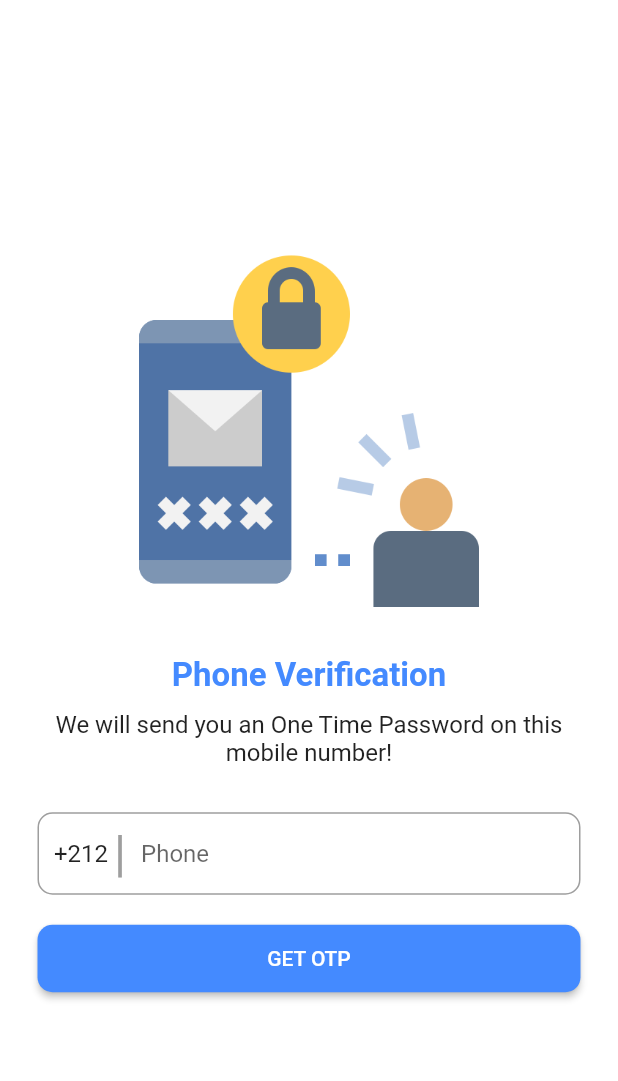
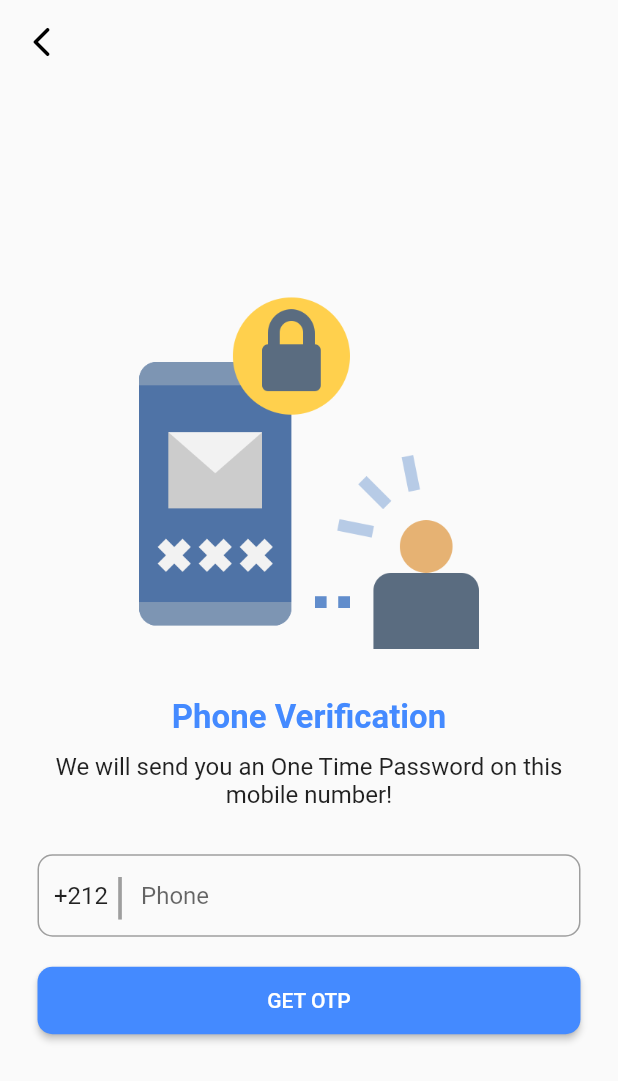
Before and after one commit to NanaaOsakii/verification_otp, a Flutter app: the MyLocation screen opened by its route, after a tap on the "arrow back ios" icon, on a phone screen of 412 x 824 dp. Shown: the top 1081 px of the screen. Run offline on Flutter 3.47's test engine with Material 2 defaults, Android fonts, the light colour scheme and no system bars; our stand-ins replace animated_text_kit, firebase_auth, firebase_core, geocoding, geolocator, pinput; accounts and stored records are empty.

Commit message:
new file added

```diff
--- a/lib/location.dart
+++ b/lib/location.dart
@@ -15,10 +15,8 @@ class MyLocation extends StatefulWidget {
 }
 
 class _MyLocationState extends State<MyLocation> {
-  String? _currentAddress;
-  Position? _currentPosition;
   TextEditingController countryController = TextEditingController();
-  String location ='Null, Press Button';
+  String location ='';
   String Address = '';
   Future<Position> _getGeoLocationPosition() async {
     bool serviceEnabled;
@@ -57,24 +55,12 @@ class _MyLocationState extends State<MyLocation> {
     List<Placemark> placemarks = await placemarkFromCoordinates(position.latitude, position.longitude);
     print(placemarks);
     Placemark place = placemarks[0];
-    ' ${place.postalCode}, ${place.country}';
+    Address = '${place.subLocality}, ${place.locality}, ${place.postalCode}, ${place.country}';
     setState(()  {
     });
   }
 
-  Future<void> _getAddressFromLatLng(Position position) async {
-    await placemarkFromCoordinates(
-        _currentPosition!.latitude, _currentPosition!.longitude)
-        .then((List<Placemark> placemarks) {
-      Placemark place = placemarks[0];
-      setState(() {
-        _currentAddress =
-        ' ${place.postalCode}, ${place.country}';
-      });
-    }).catchError((e) {
-      debugPrint(e);
-    });
-  }
+
   @override
   Widget build(BuildContext context) {
 
@@ -99,7 +85,7 @@ class _MyLocationState extends State<MyLocation> {
       ),
 
       body: Container(
-        margin: EdgeInsets.only(left: 2, right: 2),
+        margin: EdgeInsets.only(left: 10, right: 10),
         alignment: Alignment.center,
         child: SingleChildScrollView(
           child: Column(
@@ -120,12 +106,12 @@ class _MyLocationState extends State<MyLocation> {
               SizedBox(
                 height: 30,
               ),
-
+              const SizedBox(height: 20),
               Container(
                 height: 55,
                 decoration: BoxDecoration(
 
-                    border: Border.all(width: 1, color: Colors.grey),
+                    border: Border.all(width: 1, color: Colors.black),
                     borderRadius: BorderRadius.circular(10)),
                 child: Row(
                   mainAxisAlignment: MainAxisAlignment.center,
@@ -145,7 +131,11 @@ class _MyLocationState extends State<MyLocation> {
                       ),
                     ),
 
-                    Text('${Address}'),
+                    Text('${Address}', style: TextStyle(color: Colors.black),),
+                    const SizedBox(height: 32),
+                    SizedBox(
+                      width: 10,
+                    ),
 
 
 
@@ -153,11 +143,13 @@ class _MyLocationState extends State<MyLocation> {
                 ),
               ),
 
+
+              const SizedBox(height: 20),
               Container(
 
                 height: 55,
                 decoration: BoxDecoration(
-                    border: Border.all(width: 1 , color: Colors.grey),
+                    border: Border.all(width: 1, color: Colors.black),
                     borderRadius: BorderRadius.circular(10)),
                 child: Row(
                   mainAxisAlignment: MainAxisAlignment.center,
@@ -176,50 +168,7 @@ class _MyLocationState extends State<MyLocation> {
                       ),
                     ),
                     Text(
-                      "ADDRESS 2  : ",
-                      style: TextStyle(color: Colors.grey),
-                    ),
-
-                    const SizedBox(height: 32),
-                    SizedBox(
-                      width: 10,
-                    ),
-                    Expanded(
-                      child: TextField(
-                        keyboardType: TextInputType.streetAddress,
-                        decoration: InputDecoration(
-                          border: InputBorder.none,
-
-                        ),
-                      ),),
-                  ],
-                ),
-              ),
-
-              Container(
-
-                height: 55,
-                decoration: BoxDecoration(
-                    border: Border.all(width: 1, color: Colors.grey),
-                    borderRadius: BorderRadius.circular(10)),
-                child: Row(
-                  mainAxisAlignment: MainAxisAlignment.center,
-                  children: [
-                    SizedBox(
-                      width: 10,
-                    ),
-                    SizedBox(
-                      width: 5,
-                      child: TextField(
-                        controller: countryController,
-                        keyboardType: TextInputType.streetAddress,
-                        decoration: InputDecoration(
-                          border: InputBorder.none,
-                        ),
-                      ),
-                    ),
-                    Text(
-                      "TOWN/CITY :",
+                      "ADDRESS 2 :",
                       style: TextStyle(color: Colors.grey),
                     ),
                     const SizedBox(height: 32),
@@ -236,88 +185,7 @@ class _MyLocationState extends State<MyLocation> {
                   ],
                 ),
               ),
-
-              Container(
-
-                height: 55,
-                decoration: BoxDecoration(
-                    border: Border.all(width: 1, color: Colors.grey),
-                    borderRadius: BorderRadius.circular(10)),
-                child: Row(
-                  mainAxisAlignment: MainAxisAlignment.center,
-                  children: [
-                    SizedBox(
-                      width: 10,
-                    ),
-                    SizedBox(
-                      width: 5,
-                      child: TextField(
-                        controller: countryController,
-                        keyboardType: TextInputType.streetAddress,
-                        decoration: InputDecoration(
-                          border: InputBorder.none,
-                        ),
-                      ),
-                    ),
-                    Text(
-                      "COUNTRY    :",
-                      style: TextStyle(color: Colors.grey),
-                    ),
-                    SizedBox(
-                      width: 10,
-                    ),
-                    Expanded(
-                      child: TextField(
-                        keyboardType: TextInputType.streetAddress,
-                        decoration: InputDecoration(
-                          border: InputBorder.none,
-
-                        ),
-                      ),),
-                  ],
-                ),
-              ),
-
-              Container(
-                height: 55,
-                decoration: BoxDecoration(
-                    border: Border.all(width: 1, color: Colors.grey),
-                    borderRadius: BorderRadius.circular(10)),
-                child: Row(
-                  mainAxisAlignment: MainAxisAlignment.center,
-                  children: [
-                    SizedBox(
-                      width: 10,
-                    ),
-                    SizedBox(
-                      width: 5,
-                      child: TextField(
-                        controller: countryController,
-                        keyboardType: TextInputType.streetAddress,
-                        decoration: InputDecoration(
-                          border: InputBorder.none,
-                        ),
-                      ),
-                    ),
-                    Text(
-                      "POST CODE :",
-                      style: TextStyle(color: Colors.grey),
-                    ),
-
-                    SizedBox(
-                      width: 10,
-                    ),
-                    Expanded(
-                      child: TextField(
-                        keyboardType: TextInputType.streetAddress,
-                        decoration: InputDecoration(
-                          border: InputBorder.none,
-
-                        ),
-                      ),),
-                  ],
-                ),
-              ),
+              const SizedBox(height: 20),
 
               Container(
                 child: Column(
@@ -335,7 +203,7 @@ class _MyLocationState extends State<MyLocation> {
                               Position position = await _getGeoLocationPosition();
                               location ='Lat: ${position.latitude} , Long: ${position.longitude}';
                               GetAddressFromLatLong(position);
-                          }, child: Text('Get Location'))
+                            }, child: Text('Get Current Location'))
                     ),
                   ],
                 ),
@@ -345,20 +213,18 @@ class _MyLocationState extends State<MyLocation> {
               ),
 
               Row(
-
                 children: [
-
                   TextButton(
                     onPressed: () {
                       Navigator.pushNamedAndRemoveUntil(
                         context,
-                        'googlemap',
+                        'location',
                             (route) => false,
                       );
                     },
 
                     child: Text(
-                      " Google Map?",
+                      " Reset ?",
                       style: TextStyle(color: Colors.black,fontWeight: FontWeight.bold),
                     ),
 
--- a/lib/main.dart
+++ b/lib/main.dart
@@ -1,11 +1,9 @@
+import 'package:flutter/material.dart';
 import 'package:firebase_core/firebase_core.dart';
-import 'package:flutter/material.dart';
 import 'package:phone_otp_ui/phone.dart';
 import 'package:phone_otp_ui/succes.dart';
 import 'package:phone_otp_ui/verify.dart';
 import 'location.dart';
-
-
 
 void main() async{
   WidgetsFlutterBinding.ensureInitialized();
--- a/lib/phone.dart
+++ b/lib/phone.dart
@@ -1,7 +1,5 @@
 import 'package:flutter/material.dart';
 import 'package:firebase_auth/firebase_auth.dart';
-
-
 
 class MyPhone extends StatefulWidget {
   const MyPhone({Key? key}) : super(key: key);
@@ -23,12 +21,31 @@ class _MyPhoneState extends State<MyPhone> {
   }
   @override
   Widget build(BuildContext context) {
-    return Scaffold(
-      backgroundColor: Colors.white,
+    return MaterialApp(
+      debugShowCheckedModeBanner: false,
+      home: Scaffold(
+        appBar: AppBar(
+          backgroundColor: Colors.transparent,
+          leading: IconButton(
+            onPressed: () {
+    Navigator.pushNamedAndRemoveUntil(
+      context,
+      'verify',
+          (route) => false,
+    );
+  },
+            icon: Icon(
+              Icons.arrow_back_ios_rounded,
+              color: Colors.black,
+            ),
+          ),
+          elevation: 0,
+        ),
 
         body: Container(
         margin: EdgeInsets.only(left: 25, right: 25),
         alignment: Alignment.center,
+
           child: SingleChildScrollView(
             child: Column(
               mainAxisAlignment: MainAxisAlignment.center,
@@ -129,10 +146,16 @@ class _MyPhoneState extends State<MyPhone> {
 
                       child: Text("GET OTP")),
                 )
+              ],
 
-            ],
             ),
+
+
           ),
+
+
+      ),
+
       ),
     );
   }
--- a/lib/succes.dart
+++ b/lib/succes.dart
@@ -16,7 +16,7 @@ class _MySuccesState extends State<MySucces> {
     super.initState();
 
     Timer(
-      Duration(seconds: 3),
+      Duration(seconds: 4),
           () =>
           Navigator.pushReplacement(
             context,
@@ -27,24 +27,33 @@ class _MySuccesState extends State<MySucces> {
     );
   }
 
+
   Widget build(BuildContext context) {
-    return Scaffold(
+    return MaterialApp(
+
+      debugShowCheckedModeBanner: false,
+      home: Scaffold(
         backgroundColor: Colors.white,
+
         body: Center(
+
           child: Column(
+
             mainAxisAlignment: MainAxisAlignment.center,
+
             children: [
+              const SizedBox(height: 120),
               AnimatedTextKit(
                 animatedTexts: [
                   ScaleAnimatedText(
-                  'Your registration was successful',
-                  textStyle: TextStyle(fontSize: 25.0, fontFamily: 'Bobbers',fontWeight: FontWeight.bold,color: Colors.blueAccent[200],),
+                    'Your registration was successful !',
+                    textStyle: TextStyle(fontSize: 25.0, fontFamily: 'Bobbers',fontWeight: FontWeight.bold,color: Colors.black),
                   ),
 
                 ],
               ),
               SizedBox(
-              height: 100,
+                height: 80,
               ),
 
               Image.asset("images/illustration-1.png",width: 240,),
@@ -89,6 +98,7 @@ class _MySuccesState extends State<MySucces> {
           ),
 
         ),
+      ),
     );
   }
 
--- a/lib/verify.dart
+++ b/lib/verify.dart
@@ -39,7 +39,9 @@ class _MyVerifyState extends State<MyVerify> {
       ),
     );
      var code ="";
-    return Scaffold(
+    return MaterialApp(
+        debugShowCheckedModeBanner: false,
+        home: Scaffold(
 
       backgroundColor: Colors.white,
       appBar: AppBar(
@@ -128,7 +130,7 @@ class _MyVerifyState extends State<MyVerify> {
                     onPressed: () {
                       Navigator.pushNamedAndRemoveUntil(
                         context,
-                        'location',
+                        'verify',
                             (route) => false,
                       );
                     },
@@ -142,15 +144,13 @@ class _MyVerifyState extends State<MyVerify> {
                 ],
               ),
               Column(
-
                 children: [
-
                   TextButton(
 
                     onPressed: () {
                       Navigator.pushNamedAndRemoveUntil(
                         context,
-                        'phone',
+                        'location',
                             (route) => false,
                       );
                     },
@@ -166,6 +166,7 @@ class _MyVerifyState extends State<MyVerify> {
           ),
         ),
       ),
+        ),
     );
   }
 }
```
Also changed, not shown: pubspec.yaml (+2 -6 lines), lib/googlemap.dart (deleted), pubspec.lock, 2 other files. Lines whose indentation alone changed are shown as unchanged.
